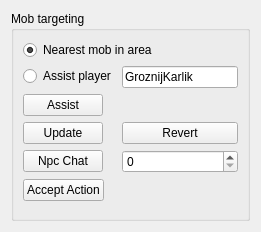
First picture: the form in widgets/actionconfigurationwidget.ui, repository antonshtunder/l2botcontrol, before the edit.
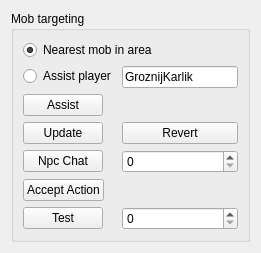
Second picture: the form after the edit.

The edit to the form file:
```diff
--- a/widgets/actionconfigurationwidget.ui
+++ b/widgets/actionconfigurationwidget.ui
@@ -82,6 +82,20 @@
         </property>
        </widget>
       </item>
+      <item row="6" column="0">
+       <widget class="QPushButton" name="btnTest">
+        <property name="text">
+         <string>Test</string>
+        </property>
+       </widget>
+      </item>
+      <item row="6" column="1">
+       <widget class="QSpinBox" name="inputTest">
+        <property name="maximum">
+         <number>400000000</number>
+        </property>
+       </widget>
+      </item>
      </layout>
     </widget>
    </item>
```
